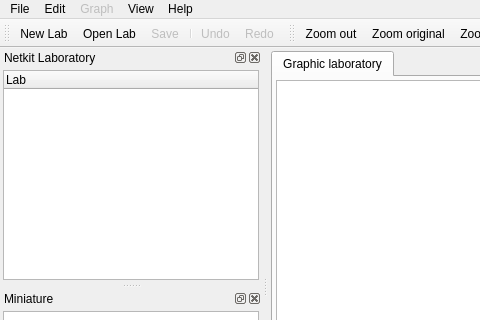
The window that ui/main.ui (slux83/visual-netkit) describes before a commit, drawn with Qt 5; both pictures show x 0 to 480 and y 0 to 320 of the 1026 by 768 pixel window.
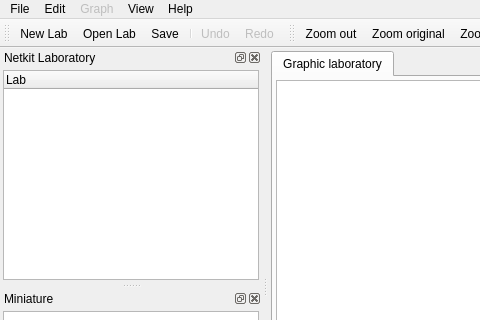
The same window after the commit. Icons and pictures are not drawn. Custom widgets are drawn as their Qt base class.

Commit message: Qualche modifica per aggiunta metodi getter e setter.

What changed in the file:
```diff
--- a/ui/main.ui
+++ b/ui/main.ui
@@ -487,7 +487,7 @@
   </action>
   <action name="actionSave" >
    <property name="enabled" >
-    <bool>false</bool>
+    <bool>true</bool>
    </property>
    <property name="icon" >
     <iconset resource="../resources/VisualNetkit.qrc" >:/menu/save_icon</iconset>
```
Left out of the diff: 2 changed lines with no effect on the pictures.
